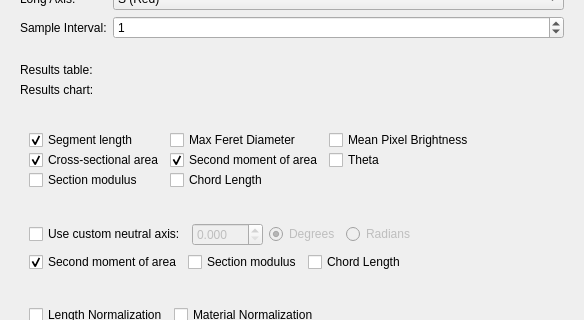
Before: the Qt Designer form SegmentGeometry/Resources/UI/SegmentGeometry.ui in jmhuie/SlicerBiomech, drawn with Qt 5; both pictures show x 0 to 584 and y 126 to 446 of the 584 by 994 pixel window.
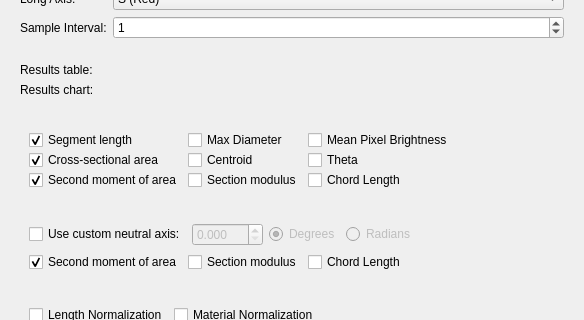
After: the same form once the commit is applied. Custom widgets are drawn as their Qt base class.

Commit message: fixed ratio calcs

Patch:
```diff
--- a/SegmentGeometry/Resources/UI/SegmentGeometry.ui
+++ b/SegmentGeometry/Resources/UI/SegmentGeometry.ui
@@ -419,17 +419,7 @@
             <item row="0" column="1">
              <widget class="QCheckBox" name="FeretcheckBox">
               <property name="text">
-               <string>Max Feret Diameter</string>
-              </property>
-              <property name="checked">
-               <bool>false</bool>
-              </property>
-             </widget>
-            </item>
-            <item row="0" column="2">
-             <widget class="QCheckBox" name="IntensitycheckBox">
-              <property name="text">
-               <string>Mean Pixel Brightness</string>
+               <string>Max Diameter</string>
               </property>
               <property name="checked">
                <bool>false</bool>
@@ -446,7 +436,7 @@
               </property>
              </widget>
             </item>
-            <item row="1" column="1">
+            <item row="2" column="0">
              <widget class="QCheckBox" name="SMAcheckBox_1">
               <property name="text">
                <string>Second moment of area</string>
@@ -466,7 +456,17 @@
               </property>
              </widget>
             </item>
-            <item row="2" column="0">
+            <item row="1" column="1">
+             <widget class="QCheckBox" name="CentroidcheckBox">
+              <property name="text">
+               <string>Centroid</string>
+              </property>
+              <property name="checked">
+               <bool>false</bool>
+              </property>
+             </widget>
+            </item>
+            <item row="2" column="1">
              <widget class="QCheckBox" name="MODcheckBox_1">
               <property name="text">
                <string>Section modulus</string>
@@ -476,7 +476,7 @@
               </property>
              </widget>
             </item>
-            <item row="2" column="1">
+            <item row="2" column="2">
              <widget class="QCheckBox" name="RcheckBox">
               <property name="text">
                <string>Chord Length</string>
@@ -486,6 +486,16 @@
               </property>
              </widget>
             </item>
+            <item row="0" column="2">
+             <widget class="QCheckBox" name="IntensitycheckBox">
+              <property name="text">
+               <string>Mean Pixel Brightness</string>
+              </property>
+              <property name="checked">
+               <bool>false</bool>
+              </property>
+             </widget>
+            </item>
            </layout>
           </widget>
          </item>
```
The commit also changes 2 other files.
